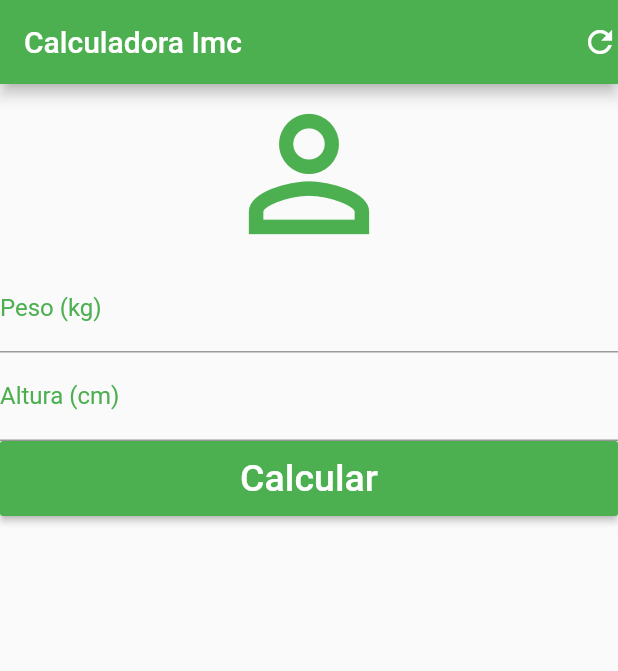
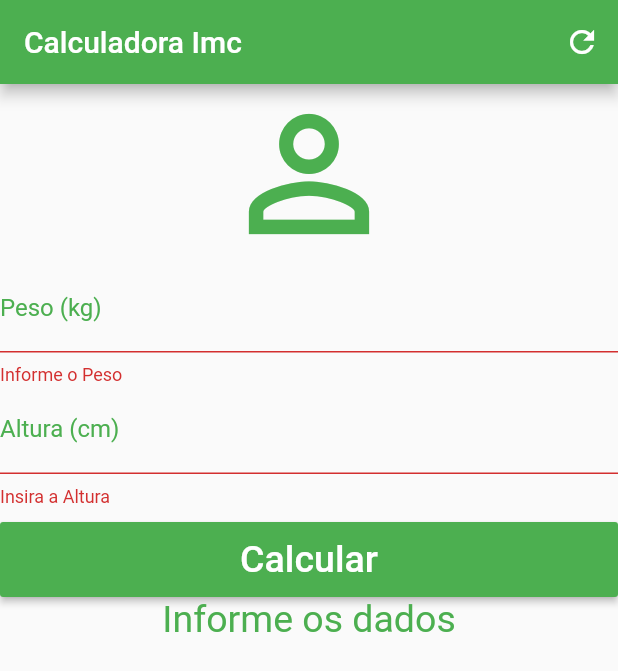
Before and after one commit to Faustinok/flutter, a Flutter app: the screen it shows after launch, after a tap on "Calcular", on a phone screen of 412 x 824 dp. Shown: the top 671 px of the screen. Run offline on Flutter 3.47's test engine with Material 2 defaults, Android fonts, the phone set to English and light mode, and no system bars; our stand-ins replace sqflite; accounts and stored records are empty.

Commit message:
Criação da calculadora de imc

```diff
--- a/Flutter_1_udemy/Flutter 16 apps/2- Calculadora imc/calculadoraimc/lib/main.dart
+++ b/Flutter_1_udemy/Flutter 16 apps/2- Calculadora imc/calculadoraimc/lib/main.dart
@@ -14,15 +14,65 @@ class Home extends StatefulWidget {
 }
 
 class _HomeState extends State<Home> {
+  TextEditingController txfPeso = TextEditingController();
+  TextEditingController txfAltura = TextEditingController();
+  String msg = "Informe os dados";
+  String message;
+  double imc;
+  GlobalKey<FormState> _formKey = GlobalKey<FormState>();
+  void _limpaCampos() {
+    setState(() {
+      txfPeso.text = "";
+      txfAltura.text = "";
+      msg = "Informe os dados";
+      _formKey = GlobalKey<FormState>();
+    });
+  }
+
+  void _calculaImc() {
+    double _peso = double.parse(txfPeso.text);
+    double _altura = double.parse(txfAltura.text) / 100;
+    imc = _peso / ((_altura * _altura));
+    print("imc: $imc");
+    print("imc: $imc");
+    print("imc: $imc");
+    print("imc: $imc");
+    print("imc: $imc");
+    print("imc: $imc");
+    print("imc: $imc");
+    print("imc: $imc");
+
+    setState(() {
+      if (imc < 18.6) {
+        msg = "Abaixo do peso (${imc.toStringAsPrecision(3)})";
+      } else if (imc >= 18.6 && imc < 24.9) {
+        msg = "Peso ideal (${imc.toStringAsPrecision(3)})";
+      } else if (imc >= 24.9 && imc < 29.9) {
+        msg = "Levemente acima do Peso (${imc.toStringAsPrecision(3)})";
+      } else if (imc >= 29.9 && imc < 34.9) {
+        msg = "Obesidade Grau I (${imc.toStringAsPrecision(3)})";
+      } else if (imc >= 34.9 && imc < 39.9) {
+        msg = "Obesidade Grau II (${imc.toStringAsPrecision(3)})";
+      } else if (imc >= 40) {
+        msg = "Obesidade Grau III (${imc.toStringAsPrecision(3)})";
+      }
+    });
+  }
+
   @override
   Widget build(BuildContext context) {
     return Scaffold(
       appBar: AppBar(
         title: Text("Calculadora Imc"),
         backgroundColor: Colors.green,
-        actions: <Widget>[Icon(Icons.refresh)],
+        actions: <Widget>[
+          IconButton(icon: Icon(Icons.refresh), onPressed: _limpaCampos)
+        ],
       ),
-      body: Column(
+      body: SingleChildScrollView(
+          child: Form(
+        key: _formKey,
+        child: Column(
           crossAxisAlignment: CrossAxisAlignment.stretch,
           children: <Widget>[
             Icon(
@@ -30,31 +80,55 @@ class _HomeState extends State<Home> {
               size: 120,
               color: Colors.green,
             ),
-          TextField(
+            TextFormField(
+              controller: txfPeso,
               keyboardType: TextInputType.number,
               decoration: InputDecoration(
                   labelText: "Peso (kg)",
                   labelStyle: TextStyle(color: Colors.green)),
+              validator: (value) {
+                if (value.isEmpty) return "Informe o Peso";
+              },
             ),
-          TextField(
+            TextFormField(
+              controller: txfAltura,
               keyboardType: TextInputType.number,
               decoration: InputDecoration(
                   labelText: "Altura (cm)",
                   labelStyle: TextStyle(color: Colors.green)),
+              validator: (value) {
+                if (value.isEmpty) {
+                  return "Insira a Altura";
+                }
+              },
             ),
-          Container(
+            Padding(
+              padding: EdgeInsets.only(top: 10.0),
+              child: Container(
                 height: 50.0,
                 child: RaisedButton(
-              onPressed: () {},
+                  onPressed: () {
+                    if (_formKey.currentState.validate())
+                    {
+                     _calculaImc();
+                    }
+                  },
                   color: Colors.green,
                   child: Text(
                     "Calcular",
                     style: TextStyle(fontSize: 25.0, color: Colors.white),
                   ),
                 ),
-          )
+              ),
+            ),
+            Text(
+              msg,
+              style: TextStyle(fontSize: 25.0, color: Colors.green),
+              textAlign: TextAlign.center,
+            ),
           ],
         ),
+      )),
     );
   }
 }
```
Lines whose indentation alone changed are shown as unchanged.
